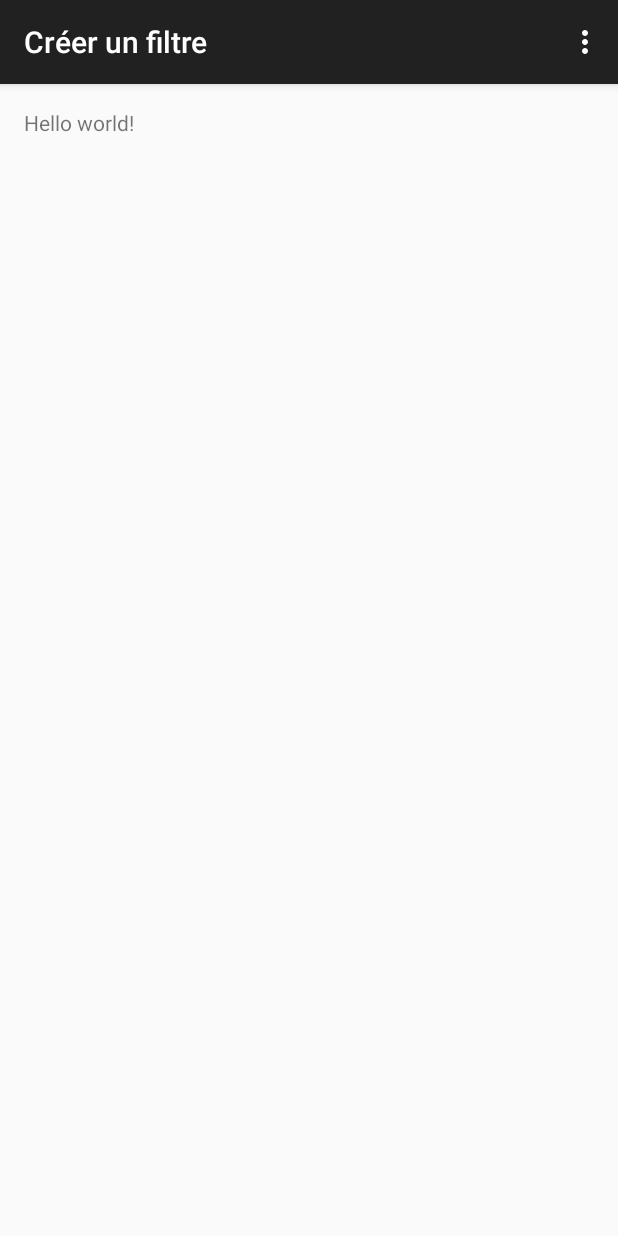
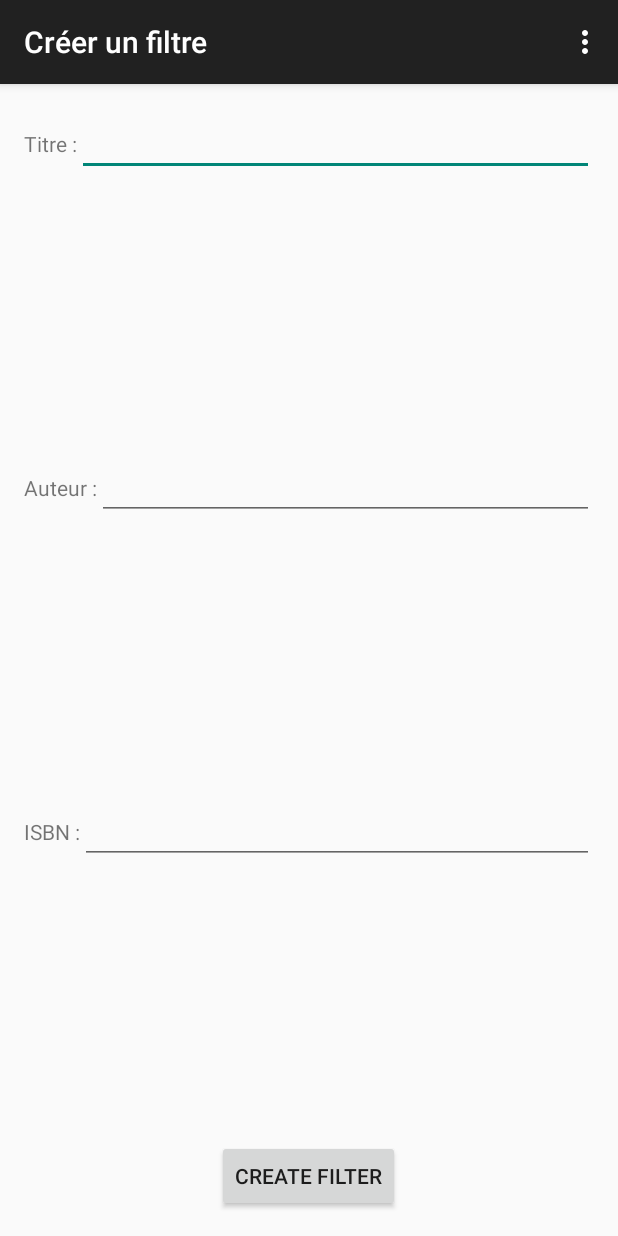
Before and after one commit to FlorianDoublet/Biblioid, an Android app: the CreateFilter screen opened directly, with no data from a screen before it, on a phone screen of 412 x 824 dp. Run offline under Robolectric (Android 15) with nearby library versions, the phone set to English and light mode, and no system bars.

Commit message:
Ajoute la création de Filtres
Ajoute la création de Filtres

```diff
--- a/app/src/main/AndroidManifest.xml
+++ b/app/src/main/AndroidManifest.xml
@@ -31,7 +31,8 @@
         </activity>
         <activity
             android:name=".CreateFilter"
-            android:label="@string/title_activity_create_filter" >
+            android:label="@string/title_activity_create_filter"
+            android:windowSoftInputMode="adjustResize" >
         </activity>
     </application>
 
--- a/app/src/main/res/layout/activity_create_filter.xml
+++ b/app/src/main/res/layout/activity_create_filter.xml
@@ -1,12 +1,73 @@
-<RelativeLayout xmlns:android="http://schemas.android.com/apk/res/android"
+<LinearLayout xmlns:android="http://schemas.android.com/apk/res/android"
     xmlns:tools="http://schemas.android.com/tools" android:layout_width="match_parent"
     android:layout_height="match_parent" android:paddingLeft="@dimen/activity_horizontal_margin"
     android:paddingRight="@dimen/activity_horizontal_margin"
     android:paddingTop="@dimen/activity_vertical_margin"
     android:paddingBottom="@dimen/activity_vertical_margin"
-    tools:context="flq.projectbooks.CreateFilter">
+    tools:context="flq.projectbooks.CreateFilter"
+    android:orientation="vertical">
 
-    <TextView android:text="@string/hello_world" android:layout_width="wrap_content"
-        android:layout_height="wrap_content" />
 
-</RelativeLayout>
+    <LinearLayout
+        android:orientation="horizontal"
+        android:layout_width="match_parent"
+        android:layout_height="0px"
+        android:layout_weight="1">
+
+        <TextView android:text="@string/bookTitle"
+            android:layout_height="wrap_content"
+            android:layout_width="wrap_content"
+            />
+
+        <EditText
+            android:id="@+id/filterTitle"
+            android:layout_height="wrap_content"
+            android:layout_width="match_parent"
+            />
+    </LinearLayout>
+
+
+    <LinearLayout
+        android:orientation="horizontal"
+        android:layout_width="match_parent"
+        android:layout_height="0px"
+        android:layout_weight="1">
+
+        <TextView android:text="@string/bookAuthor"
+            android:layout_height="wrap_content"
+            android:layout_width="wrap_content"
+            />
+
+        <EditText
+            android:id="@+id/filterAuthor"
+            android:layout_height="wrap_content"
+            android:layout_width="match_parent"
+            />
+    </LinearLayout>
+
+    <LinearLayout
+        android:orientation="horizontal"
+        android:layout_width="match_parent"
+        android:layout_height="0px"
+        android:layout_weight="1">
+
+        <TextView android:text="@string/bookISBN"
+            android:layout_height="wrap_content"
+            android:layout_width="wrap_content"
+            />
+
+        <EditText
+            android:id="@+id/filterISBN"
+            android:layout_height="wrap_content"
+            android:layout_width="match_parent"
+            />
+    </LinearLayout>
+
+    <Button
+        android:text="@string/btnCreatFilter"
+        android:layout_width="wrap_content"
+        android:layout_height="wrap_content"
+        android:layout_gravity="center"
+        android:onClick="filterCreation"/>
+
+</LinearLayout>
--- a/app/src/main/res/menu/menu_display_filters.xml
+++ b/app/src/main/res/menu/menu_display_filters.xml
@@ -3,4 +3,8 @@
     xmlns:tools="http://schemas.android.com/tools" tools:context="flq.projectbooks.DisplayFilters">
     <item android:id="@+id/action_settings" android:title="@string/action_settings"
         android:orderInCategory="100" app:showAsAction="never" />
+    <item android:id="@+id/create_filter_option"
+        android:title="new"
+        app:showAsAction="ifRoom"/>
+
 </menu>
--- a/app/src/main/res/values/strings.xml
+++ b/app/src/main/res/values/strings.xml
@@ -19,4 +19,5 @@
     <string name="title_activity_create_filter">Créer un filtre</string>
     <string name="display_filter">Appliquer le filtre</string>
     <string name="delete_filter">Supprimer le filtre</string>
+    <string name="btnCreatFilter">create filter</string>
 </resources>
```
Also changed, not shown: app/src/main/java/flq/projectbooks/CreateFilter.java (+23 -0 lines), app/src/main/java/flq/projectbooks/DisplayFilters.java (+12 -8 lines), 1 other file.
